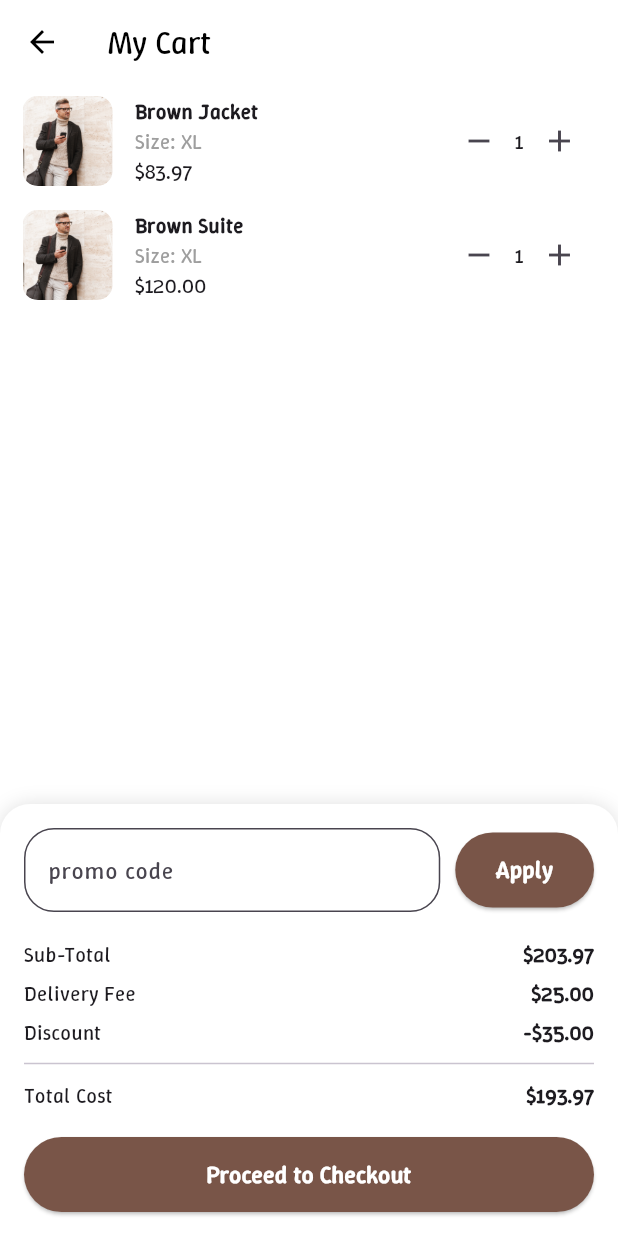
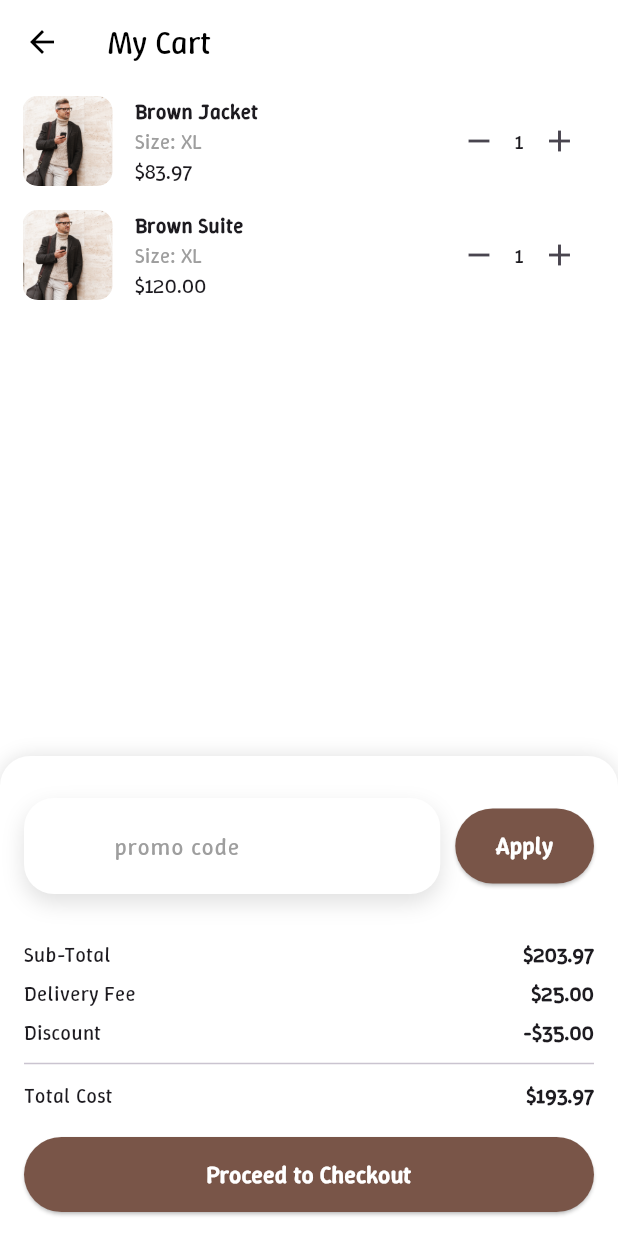
Before and after one commit to yazan0011/E-commerce, a Flutter app: the CartView screen opened directly, on a phone screen of 412 x 824 dp. Run offline on Flutter 3.47's test engine with Material 3 defaults, Android fonts, the phone set to English and light mode, and no system bars; our stand-ins replace carousel_slider, get, smooth_page_indicator.

Commit message:
some cahnges in login ui and textfeild

```diff
--- a/lib/app/modules/cart/cart_view.dart
+++ b/lib/app/modules/cart/cart_view.dart
@@ -126,8 +126,10 @@ class CartView extends StatelessWidget {
                         Expanded(
                             flex: 3,
                             child: CustomTextField(
-                                hintText: 'promo code',
-                                controller: tcontroller)),
+                              hintText: 'promo code',
+                              controller: tcontroller,
+                              icon: null,
+                            )),
                         SizedBox(width: 10),
                         Expanded(
                             child: CustomElevatedButton(
--- a/lib/app/modules/login/login_view.dart
+++ b/lib/app/modules/login/login_view.dart
@@ -1,9 +1,11 @@
+import 'package:e_co/app/modules/home/home_binding.dart';
+import 'package:e_co/app/modules/home/home_view.dart';
 import 'package:e_co/app/modules/login/login_controller.dart';
 import 'package:e_co/widgets/publicW/elevated_button.dart';
 import 'package:e_co/widgets/publicW/text_feild.dart';
 import 'package:flutter/material.dart';
 import 'package:get/get.dart';
-import 'package:e_co/app/utils/constants.dart'; // عشان الألوان
+import 'package:e_co/app/utils/constants.dart';
 
 class LoginView extends StatelessWidget {
   LoginView({Key? key}) : super(key: key);
@@ -40,14 +42,14 @@ class LoginView extends StatelessWidget {
                   hintText: "Email",
                   controller: controller.emailController,
                   keyboardType: TextInputType.emailAddress,
-                  prefixIcon: Icons.email,
+                  icon: Icons.email,
                 ),
-                const SizedBox(height: 20),
+                const SizedBox(height: 10),
                 CustomTextField(
                   hintText: "Password",
                   controller: controller.passwordController,
                   obscureText: true,
-                  prefixIcon: Icons.lock,
+                  icon: Icons.lock,
                 ),
                 const SizedBox(height: 10),
                 Align(
@@ -63,7 +65,9 @@ class LoginView extends StatelessWidget {
                 const SizedBox(height: 20),
                 CustomElevatedButton(
                   text: "Sign In",
-                  onPressed: () => controller.login(),
+                  onPressed: () {
+                    Get.to(HomeView(), binding: HomeBinding());
+                  },
                 ),
                 const SizedBox(height: 20),
                 Row(
--- a/lib/app/modules/onboarding/onboarding_view.dart
+++ b/lib/app/modules/onboarding/onboarding_view.dart
@@ -1,5 +1,4 @@
-import 'package:e_co/app/modules/home/home_binding.dart';
-import 'package:e_co/app/modules/home/home_view.dart';
+import 'package:e_co/app/modules/login/login_view.dart';
 import 'package:e_co/app/utils/constants.dart';
 import 'package:flutter/material.dart';
 import 'package:get/get.dart';
@@ -177,7 +176,7 @@ class _OnboardingViewState extends State<OnboardingView> {
               child: ElevatedButton(
                 onPressed: () {
                   if (onLastPage) {
-                    Get.to(() => HomeView(), binding: HomeBinding());
+                    Get.to(() => LoginView());
                   } else {
                     _controller.nextPage(
                       duration: const Duration(milliseconds: 400),
--- a/lib/main.dart
+++ b/lib/main.dart
@@ -1,4 +1,3 @@
-import 'package:e_co/app/modules/login/login_view.dart';
 import 'package:e_co/app/modules/splash/splash_view.dart';
 import 'package:e_co/app/routes/app_pages.dart';
 import 'package:flutter/material.dart';
@@ -23,7 +22,7 @@ class MyApp extends StatelessWidget {
         primarySwatch: Colors.brown,
         useMaterial3: true,
       ),
-      home: LoginView(),
+      home: SplashView(),
     );
   }
 }
--- a/lib/widgets/publicW/text_feild.dart
+++ b/lib/widgets/publicW/text_feild.dart
@@ -3,40 +3,58 @@ import 'package:flutter/material.dart';
 
 class CustomTextField extends StatelessWidget {
   final String hintText;
-  final TextEditingController controller;
+  final IconData? icon;
   final bool obscureText;
-  final TextInputType keyboardType;
-  final IconData? prefixIcon;
+  final TextInputType? keyboardType;
+  final TextEditingController? controller;
 
   const CustomTextField({
     Key? key,
     required this.hintText,
-    required this.controller,
+    this.icon,
     this.obscureText = false,
-    this.keyboardType = TextInputType.text,
-    this.prefixIcon,
+    this.controller,
+    this.keyboardType,
   }) : super(key: key);
 
   @override
   Widget build(BuildContext context) {
-    return TextField(
+    return Container(
+      margin: const EdgeInsets.symmetric(vertical: 12),
+      decoration: BoxDecoration(
+        color: Colors.white,
+        borderRadius: BorderRadius.circular(20),
+        boxShadow: [
+          BoxShadow(
+            color: Colors.black12,
+            blurRadius: 12,
+            offset: Offset(0, 6),
+          ),
+        ],
+      ),
+      child: TextField(
         controller: controller,
         obscureText: obscureText,
         keyboardType: keyboardType,
+        style: TextStyle(fontSize: 16),
         decoration: InputDecoration(
+          prefixIcon: Container(
+            margin: const EdgeInsets.only(left: 20, right: 10),
+            child: Icon(icon, size: 26, color: AppColors.primary),
+          ),
           hintText: hintText,
-        prefixIcon: prefixIcon != null ? Icon(prefixIcon) : null,
-        border: OutlineInputBorder(
+          hintStyle: TextStyle(color: Colors.grey.shade500),
+          border: InputBorder.none,
+          focusedBorder: OutlineInputBorder(
+            borderSide: BorderSide(color: AppColors.primary, width: 2),
             borderRadius: BorderRadius.circular(20),
           ),
-        focusedBorder: OutlineInputBorder(
-          borderSide: BorderSide(
-            color: AppColors.primary,
-          ),
+          enabledBorder: OutlineInputBorder(
+            borderSide: BorderSide(color: Colors.transparent),
             borderRadius: BorderRadius.circular(20),
           ),
-        filled: true,
-        fillColor: Colors.white,
+          contentPadding: const EdgeInsets.symmetric(vertical: 20),
+        ),
       ),
     );
   }
```
Lines whose indentation alone changed are shown as unchanged.
